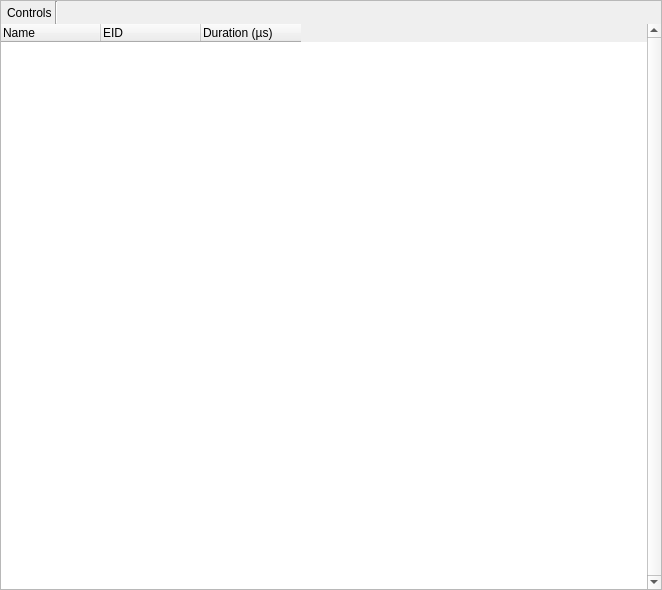
The window that qrenderdoc/Windows/EventBrowser.ui (baldurk/renderdoc) describes before a commit, drawn with Qt 5.
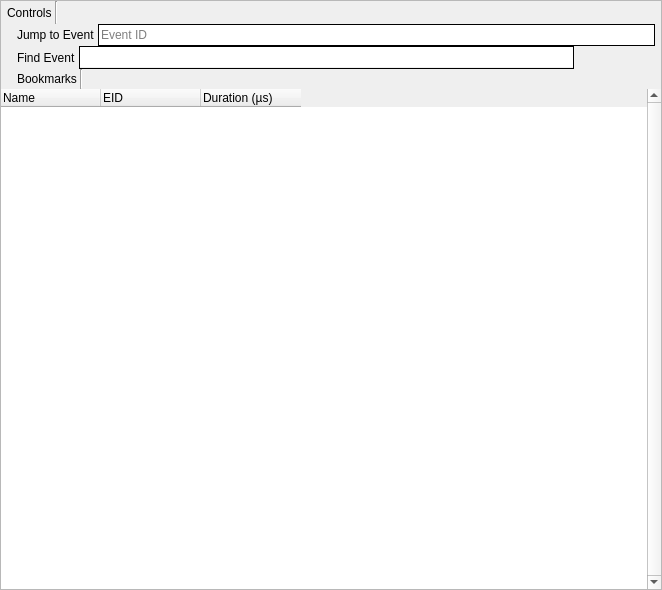
The same window after the commit. Icons and pictures are not drawn.

Commit message: Add UI for find, jump to event and bookmark toolbars (not implemented)

```diff
--- a/qrenderdoc/Windows/EventBrowser.ui
+++ b/qrenderdoc/Windows/EventBrowser.ui
@@ -132,6 +132,319 @@
      </item>
     </layout>
    </item>
+   <item>
+    <widget class="QWidget" name="jumpStrip" native="true">
+     <layout class="QHBoxLayout" name="horizontalLayout_3">
+      <property name="spacing">
+       <number>3</number>
+      </property>
+      <property name="leftMargin">
+       <number>6</number>
+      </property>
+      <property name="topMargin">
+       <number>0</number>
+      </property>
+      <property name="rightMargin">
+       <number>6</number>
+      </property>
+      <property name="bottomMargin">
+       <number>0</number>
+      </property>
+      <item>
+       <widget class="QLabel" name="label_3">
+        <property name="text">
+         <string/>
+        </property>
+        <property name="pixmap">
+         <pixmap resource="../resources.qrc">:/Resources/flag_green.png</pixmap>
+        </property>
+       </widget>
+      </item>
+      <item>
+       <widget class="QLabel" name="label_2">
+        <property name="text">
+         <string>Jump to Event</string>
+        </property>
+        <property name="textFormat">
+         <enum>Qt::PlainText</enum>
+        </property>
+        <property name="alignment">
+         <set>Qt::AlignLeading|Qt::AlignLeft|Qt::AlignVCenter</set>
+        </property>
+        <property name="margin">
+         <number>0</number>
+        </property>
+       </widget>
+      </item>
+      <item>
+       <widget class="QFrame" name="frame">
+        <property name="sizePolicy">
+         <sizepolicy hsizetype="Preferred" vsizetype="Minimum">
+          <horstretch>0</horstretch>
+          <verstretch>0</verstretch>
+         </sizepolicy>
+        </property>
+        <property name="frameShape">
+         <enum>QFrame::Box</enum>
+        </property>
+        <property name="frameShadow">
+         <enum>QFrame::Plain</enum>
+        </property>
+        <property name="lineWidth">
+         <number>1</number>
+        </property>
+        <layout class="QHBoxLayout" name="horizontalLayout_2">
+         <property name="spacing">
+          <number>0</number>
+         </property>
+         <property name="leftMargin">
+          <number>0</number>
+         </property>
+         <property name="topMargin">
+          <number>0</number>
+         </property>
+         <property name="rightMargin">
+          <number>0</number>
+         </property>
+         <property name="bottomMargin">
+          <number>0</number>
+         </property>
+         <item>
+          <widget class="QLineEdit" name="jumpToEID">
+           <property name="minimumSize">
+            <size>
+             <width>0</width>
+             <height>20</height>
+            </size>
+           </property>
+           <property name="autoFillBackground">
+            <bool>false</bool>
+           </property>
+           <property name="frame">
+            <bool>false</bool>
+           </property>
+           <property name="placeholderText">
+            <string>Event ID</string>
+           </property>
+           <property name="clearButtonEnabled">
+            <bool>false</bool>
+           </property>
+          </widget>
+         </item>
+        </layout>
+       </widget>
+      </item>
+     </layout>
+    </widget>
+   </item>
+   <item>
+    <widget class="QWidget" name="findStrip" native="true">
+     <layout class="QHBoxLayout" name="horizontalLayout_5">
+      <property name="spacing">
+       <number>3</number>
+      </property>
+      <property name="leftMargin">
+       <number>6</number>
+      </property>
+      <property name="topMargin">
+       <number>0</number>
+      </property>
+      <property name="rightMargin">
+       <number>6</number>
+      </property>
+      <property name="bottomMargin">
+       <number>0</number>
+      </property>
+      <item>
+       <widget class="QLabel" name="label_4">
+        <property name="text">
+         <string/>
+        </property>
+        <property name="pixmap">
+         <pixmap resource="../resources.qrc">:/Resources/find.png</pixmap>
+        </property>
+       </widget>
+      </item>
+      <item>
+       <widget class="QLabel" name="label_5">
+        <property name="text">
+         <string>Find Event</string>
+        </property>
+        <property name="textFormat">
+         <enum>Qt::PlainText</enum>
+        </property>
+        <property name="alignment">
+         <set>Qt::AlignLeading|Qt::AlignLeft|Qt::AlignVCenter</set>
+        </property>
+        <property name="margin">
+         <number>0</number>
+        </property>
+       </widget>
+      </item>
+      <item>
+       <widget class="QFrame" name="frame_2">
+        <property name="frameShape">
+         <enum>QFrame::Box</enum>
+        </property>
+        <property name="frameShadow">
+         <enum>QFrame::Plain</enum>
+        </property>
+        <layout class="QHBoxLayout" name="horizontalLayout_4">
+         <property name="spacing">
+          <number>0</number>
+         </property>
+         <property name="leftMargin">
+          <number>0</number>
+         </property>
+         <property name="topMargin">
+          <number>0</number>
+         </property>
+         <property name="rightMargin">
+          <number>0</number>
+         </property>
+         <property name="bottomMargin">
+          <number>0</number>
+         </property>
+         <item>
+          <widget class="QLineEdit" name="findEvent">
+           <property name="minimumSize">
+            <size>
+             <width>0</width>
+             <height>20</height>
+            </size>
+           </property>
+           <property name="autoFillBackground">
+            <bool>false</bool>
+           </property>
+           <property name="frame">
+            <bool>false</bool>
+           </property>
+           <property name="placeholderText">
+            <string/>
+           </property>
+           <property name="clearButtonEnabled">
+            <bool>false</bool>
+           </property>
+          </widget>
+         </item>
+        </layout>
+       </widget>
+      </item>
+      <item>
+       <widget class="QToolButton" name="closeFind">
+        <property name="text">
+         <string/>
+        </property>
+        <property name="icon">
+         <iconset resource="../resources.qrc">
+          <normaloff>:/Resources/cross.png</normaloff>:/Resources/cross.png</iconset>
+        </property>
+        <property name="shortcut">
+         <string>Esc</string>
+        </property>
+        <property name="autoRaise">
+         <bool>true</bool>
+        </property>
+       </widget>
+      </item>
+      <item>
+       <widget class="QToolButton" name="findNext">
+        <property name="text">
+         <string/>
+        </property>
+        <property name="icon">
+         <iconset resource="../resources.qrc">
+          <normaloff>:/Resources/stepnext.png</normaloff>:/Resources/stepnext.png</iconset>
+        </property>
+        <property name="autoRaise">
+         <bool>true</bool>
+        </property>
+       </widget>
+      </item>
+      <item>
+       <widget class="QToolButton" name="findPrev">
+        <property name="text">
+         <string/>
+        </property>
+        <property name="icon">
+         <iconset resource="../resources.qrc">
+          <normaloff>:/Resources/stepprev.png</normaloff>:/Resources/stepprev.png</iconset>
+        </property>
+        <property name="autoRaise">
+         <bool>true</bool>
+        </property>
+       </widget>
+      </item>
+     </layout>
+    </widget>
+   </item>
+   <item>
+    <widget class="QWidget" name="bookmarkStrip" native="true">
+     <layout class="QHBoxLayout" name="horizontalLayout_6">
+      <property name="spacing">
+       <number>3</number>
+      </property>
+      <property name="leftMargin">
+       <number>6</number>
+      </property>
+      <property name="topMargin">
+       <number>0</number>
+      </property>
+      <property name="rightMargin">
+       <number>6</number>
+      </property>
+      <property name="bottomMargin">
+       <number>0</number>
+      </property>
+      <item>
+       <widget class="QLabel" name="label_6">
+        <property name="text">
+         <string/>
+        </property>
+        <property name="pixmap">
+         <pixmap resource="../resources.qrc">:/Resources/asterisk_orange.png</pixmap>
+        </property>
+       </widget>
+      </item>
+      <item>
+       <widget class="QLabel" name="label_7">
+        <property name="text">
+         <string>Bookmarks</string>
+        </property>
+        <property name="textFormat">
+         <enum>Qt::PlainText</enum>
+        </property>
+        <property name="alignment">
+         <set>Qt::AlignLeading|Qt::AlignLeft|Qt::AlignVCenter</set>
+        </property>
+        <property name="margin">
+         <number>0</number>
+        </property>
+       </widget>
+      </item>
+      <item>
+       <widget class="Line" name="line_2">
+        <property name="orientation">
+         <enum>Qt::Vertical</enum>
+        </property>
+       </widget>
+      </item>
+      <item>
+       <spacer name="bookmarkSpacer">
+        <property name="orientation">
+         <enum>Qt::Horizontal</enum>
+        </property>
+        <property name="sizeHint" stdset="0">
+         <size>
+          <width>564</width>
+          <height>20</height>
+         </size>
+        </property>
+       </spacer>
+      </item>
+     </layout>
+    </widget>
+   </item>
    <item>
     <widget class="QTreeWidget" name="events">
      <property name="frameShape">
```
Left out of the diff: 26 changed lines with no effect on the pictures. The commit also changes 2 other files.
